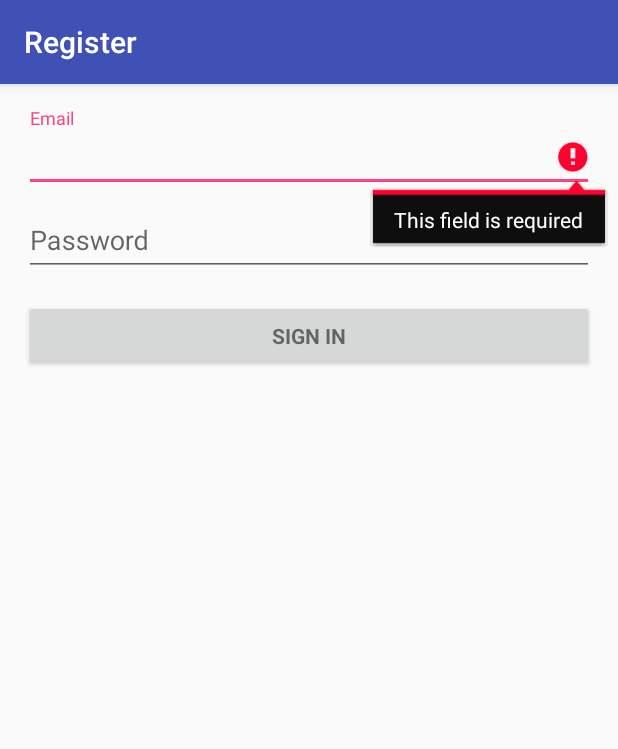
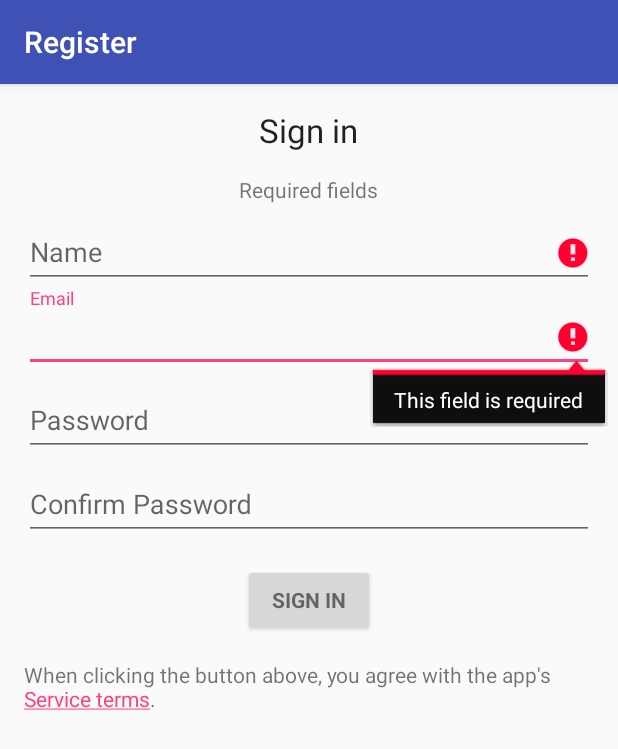
Before and after one commit to AdrianoW/MyLotteryApp, an Android app: the RegisterActivity screen opened directly, with no data from a screen before it, after a tap on "SIGN IN", on a phone screen of 412 x 824 dp. Shown: the top 749 px of the screen. Run offline under Robolectric (Android 15) with nearby library versions, the phone set to English and light mode, and no system bars; 2 statements that could not run were skipped.

Commit message:
register screen working

```diff
--- a/MyLotteryAndroid/app/src/main/java/br/com/awa/mylottery/RegisterActivity.java
+++ b/MyLotteryAndroid/app/src/main/java/br/com/awa/mylottery/RegisterActivity.java
@@ -3,22 +3,24 @@ package br.com.awa.mylottery;
 import android.animation.Animator;
 import android.animation.AnimatorListenerAdapter;
 import android.annotation.TargetApi;
-import android.content.pm.PackageManager;
-import android.support.annotation.NonNull;
-import android.support.design.widget.Snackbar;
-import android.support.v7.app.AppCompatActivity;
 import android.app.LoaderManager.LoaderCallbacks;
 import android.content.ContentResolver;
 import android.content.CursorLoader;
 import android.content.Loader;
+import android.content.pm.PackageManager;
 import android.database.Cursor;
 import android.net.Uri;
 import android.os.AsyncTask;
+import android.os.Build;
 import android.os.Build.VERSION;
-import android.os.Build;
 import android.os.Bundle;
 import android.provider.ContactsContract;
+import android.support.annotation.NonNull;
+import android.support.design.widget.Snackbar;
+import android.support.v7.app.AppCompatActivity;
+import android.text.Html;
 import android.text.TextUtils;
+import android.text.method.LinkMovementMethod;
 import android.view.KeyEvent;
 import android.view.View;
 import android.view.View.OnClickListener;
@@ -59,18 +61,21 @@ public class RegisterActivity extends AppCompatActivity implements LoaderCallbac
     // UI references.
     private AutoCompleteTextView mEmailView;
     private EditText mPasswordView;
+    private EditText mPasswordConfirmView;
     private View mProgressView;
     private View mLoginFormView;
+    private EditText mName;
+    private TextView mTerms;
 
     @Override
     protected void onCreate(Bundle savedInstanceState) {
         super.onCreate(savedInstanceState);
         setContentView(R.layout.activity_register);
         // Set up the login form.
-        mEmailView = (AutoCompleteTextView) findViewById(R.id.email);
+        mEmailView = (AutoCompleteTextView) findViewById(R.id.register_email);
         populateAutoComplete();
 
-        mPasswordView = (EditText) findViewById(R.id.password);
+        mPasswordView = (EditText) findViewById(R.id.register_password);
         mPasswordView.setOnEditorActionListener(new TextView.OnEditorActionListener() {
             @Override
             public boolean onEditorAction(TextView textView, int id, KeyEvent keyEvent) {
@@ -81,8 +86,15 @@ public class RegisterActivity extends AppCompatActivity implements LoaderCallbac
                 return false;
             }
         });
+        mPasswordConfirmView = (EditText) findViewById(R.id.register_password_confirm);
+        mTerms = (TextView) findViewById(R.id.register_terms);
+        mTerms.setMovementMethod(LinkMovementMethod.getInstance());
+        mTerms.setText(Html.fromHtml(getString(R.string.register_terms)));
 
-        Button mEmailSignInButton = (Button) findViewById(R.id.email_sign_in_button);
+        // save the name view
+        mName = (EditText) findViewById(R.id.register_name);
+
+        Button mEmailSignInButton = (Button) findViewById(R.id.register_button);
         mEmailSignInButton.setOnClickListener(new OnClickListener() {
             @Override
             public void onClick(View view) {
@@ -90,8 +102,8 @@ public class RegisterActivity extends AppCompatActivity implements LoaderCallbac
             }
         });
 
-        mLoginFormView = findViewById(R.id.login_form);
-        mProgressView = findViewById(R.id.login_progress);
+        mLoginFormView = findViewById(R.id.register_form);
+        mProgressView = findViewById(R.id.register_progress);
     }
 
     private void populateAutoComplete() {
@@ -161,6 +173,8 @@ public class RegisterActivity extends AppCompatActivity implements LoaderCallbac
         // Store values at the time of the login attempt.
         String email = mEmailView.getText().toString();
         String password = mPasswordView.getText().toString();
+        String passwordConfirm = mPasswordConfirmView.getText().toString();
+        String name = mName.getText().toString();
 
         boolean cancel = false;
         View focusView = null;
@@ -170,6 +184,18 @@ public class RegisterActivity extends AppCompatActivity implements LoaderCallbac
             mPasswordView.setError(getString(R.string.error_invalid_password));
             focusView = mPasswordView;
             cancel = true;
+        }
+
+        // check if confirmation is ok
+        if (!passwordConfirm.equals(password)) {
+            mPasswordConfirmView.setError(getString(R.string.error_password_dont_match));
+            focusView = mPasswordConfirmView;
+            cancel = true;
+        }
+
+        // check if a name was set
+        if (TextUtils.isEmpty(name)) {
+            mName.setError(getString(R.string.error_name));
         }
 
         // Check for a valid email address.
--- a/MyLotteryAndroid/app/src/main/res/layout/activity_register.xml
+++ b/MyLotteryAndroid/app/src/main/res/layout/activity_register.xml
@@ -30,12 +30,44 @@
             android:layout_height="wrap_content"
             android:orientation="vertical">
 
+            <TextView
+                android:layout_width="wrap_content"
+                android:layout_height="wrap_content"
+                android:textAppearance="?android:attr/textAppearanceLarge"
+                android:text="@string/register_title"
+                android:id="@+id/textView2"
+                android:layout_gravity="center_horizontal"
+                android:layout_marginBottom="15dp" />
+
+            <TextView
+                android:layout_width="wrap_content"
+                android:layout_height="wrap_content"
+                android:textAppearance="?android:attr/textAppearanceSmall"
+                android:text="@string/regiter_text"
+                android:id="@+id/textView3"
+                android:layout_gravity="center_horizontal" />
+
             <android.support.design.widget.TextInputLayout
                 android:layout_width="match_parent"
                 android:layout_height="wrap_content">
 
                 <AutoCompleteTextView
-                    android:id="@+id/email"
+                    android:id="@+id/register_name"
+                    android:layout_width="match_parent"
+                    android:layout_height="wrap_content"
+                    android:hint="@string/prompt_name"
+                    android:inputType="textPersonName"
+                    android:maxLines="1"
+                    android:singleLine="true" />
+
+            </android.support.design.widget.TextInputLayout>
+
+            <android.support.design.widget.TextInputLayout
+                android:layout_width="match_parent"
+                android:layout_height="wrap_content">
+
+                <AutoCompleteTextView
+                    android:id="@+id/register_email"
                     android:layout_width="match_parent"
                     android:layout_height="wrap_content"
                     android:hint="@string/prompt_email"
@@ -50,7 +82,7 @@
                 android:layout_height="wrap_content">
 
                 <EditText
-                    android:id="@+id/password"
+                    android:id="@+id/register_password"
                     android:layout_width="match_parent"
                     android:layout_height="wrap_content"
                     android:hint="@string/prompt_password"
@@ -63,14 +95,42 @@
 
             </android.support.design.widget.TextInputLayout>
 
+            <android.support.design.widget.TextInputLayout
+                android:layout_width="match_parent"
+                android:layout_height="wrap_content">
+
+                <EditText
+                    android:id="@+id/register_password_confirm"
+                    android:layout_width="match_parent"
+                    android:layout_height="wrap_content"
+                    android:hint="@string/prompt_password_confirm"
+                    android:imeActionId="@+id/register"
+                    android:imeActionLabel="@string/action_sign_in_short"
+                    android:imeOptions="actionUnspecified"
+                    android:inputType="textPassword"
+                    android:maxLines="1"
+                    android:singleLine="true" />
+
+            </android.support.design.widget.TextInputLayout>
+
             <Button
-                android:id="@+id/email_sign_in_button"
+                android:id="@+id/register_button"
                 style="?android:textAppearanceSmall"
-                android:layout_width="match_parent"
+                android:layout_width="wrap_content"
                 android:layout_height="wrap_content"
                 android:layout_marginTop="16dp"
                 android:text="@string/action_sign_in"
-                android:textStyle="bold" />
+                android:textStyle="bold"
+                android:layout_marginBottom="16dp"
+                android:layout_gravity="center_horizontal" />
+
+            <TextView
+                android:layout_width="wrap_content"
+                android:layout_height="wrap_content"
+                android:textAppearance="?android:attr/textAppearanceSmall"
+                android:text="@string/register_terms"
+                android:id="@+id/register_terms" />
+
 
         </LinearLayout>
     </ScrollView>
--- a/MyLotteryAndroid/app/src/main/res/values/strings.xml
+++ b/MyLotteryAndroid/app/src/main/res/values/strings.xml
@@ -81,4 +81,11 @@
     <string name="pref_logged_key">pref_logged</string>
     <string name="pref_title_logged">Logged flag</string>
     <string name="title_activity_register">Register</string>
+    <string name="prompt_name">Name</string>
+    <string name="regiter_text">Required fields</string>
+    <string name="register_title">Sign in</string>
+    <string name="prompt_password_confirm">Confirm Password</string>
+    <string name="register_terms">When clicking the button above, you agree with the app\'s &lt;a href=\"http://www.google.com\">Service terms&lt;/a>.</string>
+    <string name="error_password_dont_match">passwords doesn\'t match</string>
+    <string name="error_name">Must enter a name</string>
 </resources>
```
